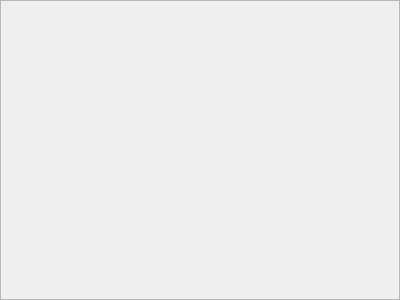
This is T-Rex/Gui/uvodframe.ui in michael-s92/rs15-26 as Qt 5 draws it before an edit. The edited form follows.
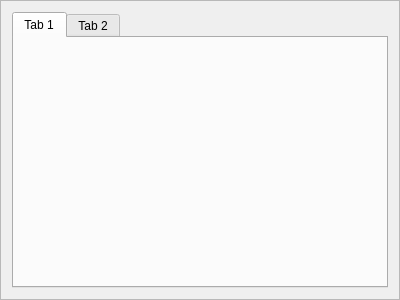
This is the edited form.

Diff of the .ui file:
```diff
--- a/T-Rex/Gui/uvodframe.ui
+++ b/T-Rex/Gui/uvodframe.ui
@@ -19,6 +19,22 @@
   <property name="frameShadow">
    <enum>QFrame::Raised</enum>
   </property>
+  <layout class="QHBoxLayout" name="horizontalLayout">
+   <item>
+    <widget class="QTabWidget" name="tabWidget">
+     <widget class="QWidget" name="tab">
+      <attribute name="title">
+       <string>Tab 1</string>
+      </attribute>
+     </widget>
+     <widget class="QWidget" name="tab_2">
+      <attribute name="title">
+       <string>Tab 2</string>
+      </attribute>
+     </widget>
+    </widget>
+   </item>
+  </layout>
  </widget>
  <resources/>
  <connections/>
```
